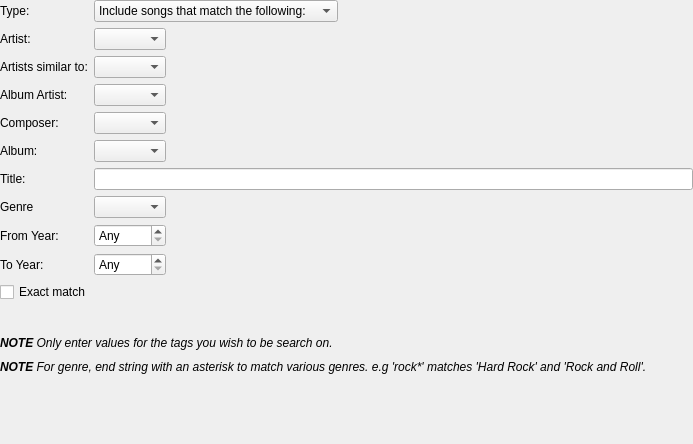
CDrummond/cantata, file dynamic/dynamicrule.ui: the form before one commit.
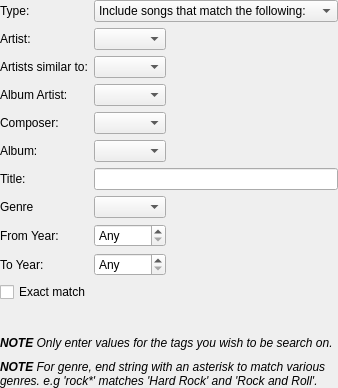
The form after the commit. Custom widgets are drawn as their Qt base class.

Commit message: Better dialog sizes - and dont need to store sizes of ALL dialogs in config...

Diff of the .ui file:
```diff
--- a/dynamic/dynamicrule.ui
+++ b/dynamic/dynamicrule.ui
@@ -2,14 +2,6 @@
 <ui version="4.0">
  <class>DynamicRule</class>
  <widget class="QWidget" name="DynamicRule">
-  <property name="geometry">
-   <rect>
-    <x>0</x>
-    <y>0</y>
-    <width>693</width>
-    <height>444</height>
-   </rect>
-  </property>
   <layout class="QVBoxLayout" name="verticalLayout">
    <property name="leftMargin">
     <number>0</number>
@@ -241,6 +233,9 @@
      <property name="alignment">
       <set>Qt::AlignLeading|Qt::AlignLeft|Qt::AlignTop</set>
      </property>
+     <property name="wordWrap">
+      <bool>true</bool>
+     </property>
     </widget>
    </item>
    <item>
@@ -267,6 +262,9 @@
      <property name="alignment">
       <set>Qt::AlignLeading|Qt::AlignLeft|Qt::AlignTop</set>
      </property>
+     <property name="wordWrap">
+      <bool>true</bool>
+     </property>
     </widget>
    </item>
    <item>
@@ -278,7 +276,7 @@
       <enum>QSizePolicy::MinimumExpanding</enum>
      </property>
      <property name="sizeHint" stdset="0">
-      <size>cantata-03-betterText.tar.bz2
+      <size>
        <width>20</width>
        <height>0</height>
       </size>
```
The commit also changes 4 other files.
